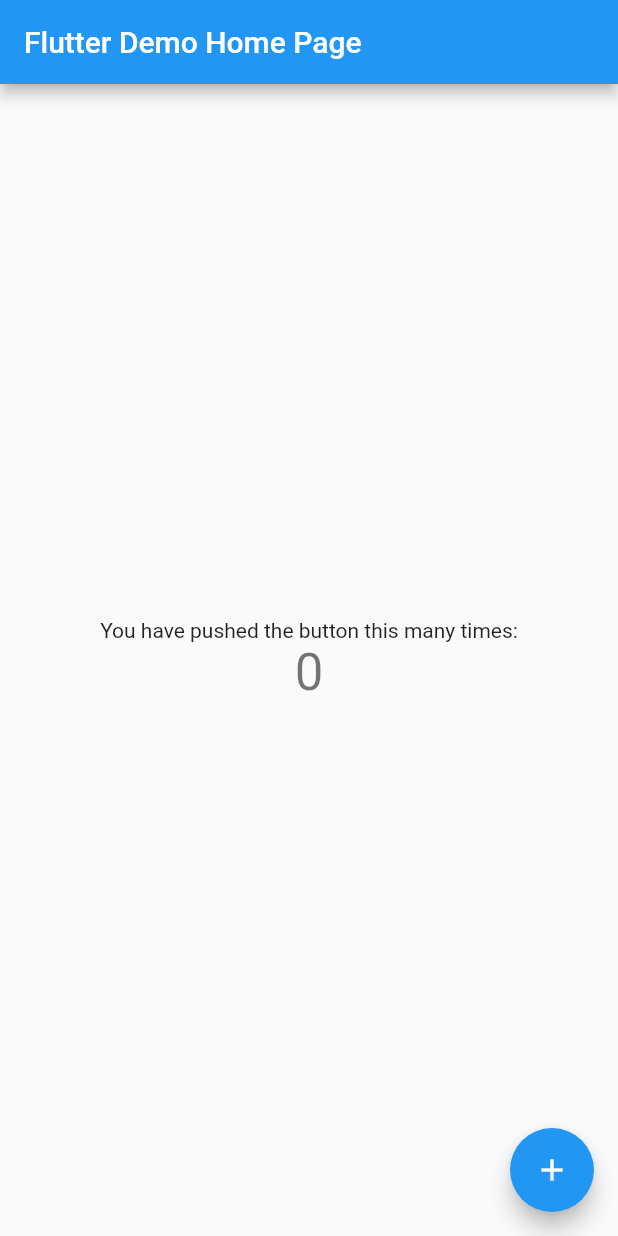
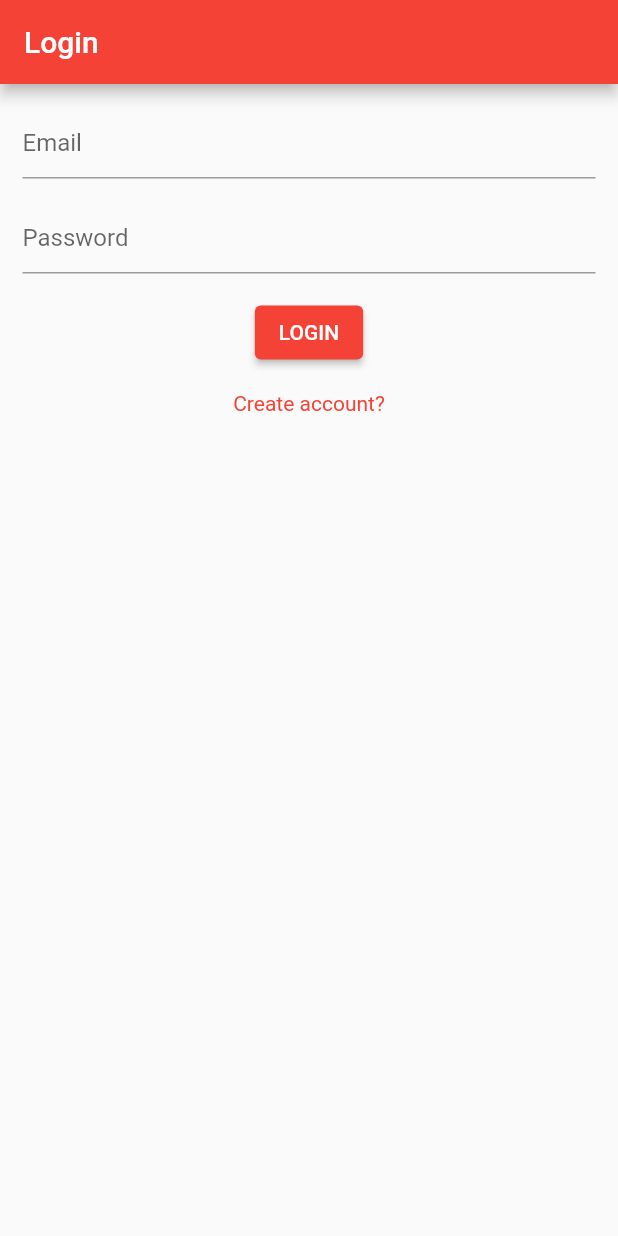
Before and after one commit to Rithik105/chatapp, a Flutter app: the screen it shows after launch, on a phone screen of 412 x 824 dp. Run offline on Flutter 3.47's test engine with Material 2 defaults, Android fonts, the phone set to English and light mode, and no system bars; our stand-ins replace cloud_firestore, firebase_auth, firebase_core, firebase_storage, flutter_bloc, fluttertoast; accounts and stored records are empty.

Commit message:
1st commit

```diff
--- /dev/null
+++ b/lib/Bloc/chat_cubit.dart
@@ -0,0 +1,106 @@
+import 'package:cloud_firestore/cloud_firestore.dart';
+import 'package:firebase_auth/firebase_auth.dart';
+import 'package:firebase_storage/firebase_storage.dart';
+
+import 'package:flutter_bloc/flutter_bloc.dart';
+import 'package:fluttertoast/fluttertoast.dart';
+
+abstract class ChatState {}
+
+class ChatInitialState extends ChatState {}
+
+class ChatErrorState extends ChatState {
+  int code;
+  String error = '';
+  ChatErrorState(this.code) {
+    switch (code) {
+      case 0:
+        Fluttertoast.showToast(msg: "please enter all the details");
+        break;
+      case 1:
+        Fluttertoast.showToast(msg: "password should be atleast 6 characters");
+        break;
+      case 2:
+        Fluttertoast.showToast(msg: "password do not match");
+
+        break;
+      default:
+        error = "";
+    }
+  }
+}
+
+class ChatRegisterState extends ChatState {}
+
+class ChatLoginState extends ChatState {
+  UserCredential user;
+  ChatLoginState({required this.user});
+}
+
+class ChatLogOutState extends ChatState {}
+
+class ChatCubit extends Cubit<ChatState> {
+  ChatCubit() : super(ChatInitialState());
+
+  void register(String email, String password, String cpassword) async {
+    if (email.isEmpty && password.isEmpty) {
+      emit(ChatErrorState(0));
+    } else if (password != cpassword) {
+      emit(ChatErrorState(2));
+    } else {
+      try {
+        await FirebaseAuth.instance
+            .createUserWithEmailAndPassword(email: email, password: password);
+        Fluttertoast.showToast(msg: "Account successfully created");
+        emit(ChatRegisterState());
+      } on FirebaseAuthException catch (e) {
+        Fluttertoast.showToast(msg: e.code);
+      }
+    }
+  }
+
+  void login(String email, String password) async {
+    if (email.isEmpty && password.isEmpty) {
+      emit(ChatErrorState(0));
+    } else {
+      try {
+        await FirebaseAuth.instance
+            .signInWithEmailAndPassword(email: email, password: password)
+            .then((value) {
+          Fluttertoast.showToast(msg: "Login successful");
+          emit(ChatLoginState(user: value));
+        });
+      } on FirebaseAuthException catch (e) {
+        Fluttertoast.showToast(msg: e.code);
+      }
+    }
+  }
+
+  void logout() async {
+    try {
+      await FirebaseAuth.instance.signOut();
+      Fluttertoast.showToast(msg: "Logout successfull");
+      emit(ChatLogOutState());
+    } on FirebaseAuthException catch (e) {
+      Fluttertoast.showToast(msg: e.code);
+    }
+  }
+
+  void fetchData(String email) async {
+    try {
+      print(email);
+      await FirebaseFirestore.instance
+          .collection("Users")
+          .doc(email)
+          .get()
+          .then((value) {
+        print("value =  ${value.get("name")}");
+      });
+    } catch (e) {
+      await FirebaseFirestore.instance
+          .collection("Users")
+          .doc(email)
+          .set({"name": "rithik"});
+    }
+  }
+}
--- /dev/null
+++ b/lib/Screens/create_screen.dart
@@ -0,0 +1,74 @@
+import 'package:chatapp/Bloc/chat_cubit.dart';
+import 'package:chatapp/Widgets/text_field.dart';
+import 'package:flutter/material.dart';
+import 'package:flutter_bloc/flutter_bloc.dart';
+
+class CreateScreen extends StatelessWidget {
+  final TextEditingController _email = TextEditingController();
+  final TextEditingController _password = TextEditingController();
+  final TextEditingController _cpassword = TextEditingController();
+  FocusNode email = FocusNode();
+  FocusNode password = FocusNode();
+  FocusNode cpassword = FocusNode();
+  FocusNode create = FocusNode();
+
+  CreateScreen({super.key});
+
+  @override
+  Widget build(BuildContext context) {
+    return Scaffold(
+      appBar: AppBar(
+        title: Text("Register"),
+        backgroundColor: Colors.red,
+      ),
+      body: Padding(
+        padding: const EdgeInsets.all(15.0),
+        child: SizedBox(
+          height: MediaQuery.of(context).size.height * 0.3,
+          child: Column(
+              mainAxisAlignment: MainAxisAlignment.spaceBetween,
+              children: [
+                CustomTextField(
+                  focusNode: email,
+                  nextNode: password,
+                  controller: _email,
+                  hint: "Email",
+                  obscure: false,
+                ),
+                CustomTextField(
+                    focusNode: password,
+                    nextNode: cpassword,
+                    controller: _password,
+                    hint: "Password",
+                    obscure: true),
+                CustomTextField(
+                    focusNode: cpassword,
+                    nextNode: create,
+                    controller: _cpassword,
+                    hint: "Confirm Password",
+                    obscure: true),
+                BlocListener<ChatCubit, ChatState>(
+                  listener: (context, state) {
+                    if (state is ChatRegisterState) {
+                      Navigator.pop(context);
+                    }
+                  },
+                  child: ElevatedButton(
+                    focusNode: create,
+                    onPressed: () {
+                      BlocProvider.of<ChatCubit>(context).register(
+                          _email.text.trim(),
+                          _password.text.trim(),
+                          _cpassword.text.trim());
+                    },
+                    style:
+                        ElevatedButton.styleFrom(backgroundColor: Colors.red),
+                    child: const Text("Create Account"),
+                  ),
+                ),
+              ]),
+        ),
+      ),
+    );
+  }
+}
--- /dev/null
+++ b/lib/Screens/login_screen.dart
@@ -0,0 +1,86 @@
+import 'package:chatapp/Bloc/chat_cubit.dart';
+import 'package:chatapp/Screens/create_screen.dart';
+import 'package:chatapp/Screens/home_screen.dart';
+
+import 'package:chatapp/Widgets/text_field.dart';
+import 'package:flutter/material.dart';
+import 'package:flutter_bloc/flutter_bloc.dart';
+
+class LoginScreen extends StatelessWidget {
+  final TextEditingController _email = TextEditingController();
+  final TextEditingController _password = TextEditingController();
+  FocusNode email = FocusNode();
+  FocusNode password = FocusNode();
+  FocusNode login = FocusNode();
+
+  LoginScreen({super.key});
+
+  @override
+  Widget build(BuildContext context) {
+    return Scaffold(
+      appBar: AppBar(
+        title: const Text("Login"),
+        backgroundColor: Colors.red,
+      ),
+      body: Padding(
+        padding: const EdgeInsets.all(15.0),
+        child: SizedBox(
+          height: MediaQuery.of(context).size.height * 0.25,
+          child: Column(
+              mainAxisAlignment: MainAxisAlignment.spaceBetween,
+              children: [
+                CustomTextField(
+                    focusNode: email,
+                    nextNode: password,
+                    controller: _email,
+                    hint: "Email",
+                    obscure: false),
+                CustomTextField(
+                    focusNode: password,
+                    nextNode: login,
+                    controller: _password,
+                    hint: "Password",
+                    obscure: true),
+                BlocListener<ChatCubit, ChatState>(
+                  listener: (context, state) {
+                    if (state is ChatLoginState) {
+                      Navigator.popUntil(context, (route) => route.isFirst);
+                      Navigator.pushReplacement(
+                          context,
+                          MaterialPageRoute(
+                              builder: (context) => BlocProvider(
+                                    create: (context) => ChatCubit()
+                                      ..fetchData(state.user.user!.email!),
+                                    child: HomeScreen(),
+                                  )));
+                    }
+                  },
+                  child: ElevatedButton(
+                    onPressed: () {
+                      BlocProvider.of<ChatCubit>(context)
+                          .login(_email.text, _password.text);
+                    },
+                    style:
+                        ElevatedButton.styleFrom(backgroundColor: Colors.red),
+                    child: const Text("LOGIN"),
+                  ),
+                ),
+                InkWell(
+                  child: const Text(
+                    "Create account?",
+                    style: TextStyle(
+                        color: Colors.red, fontWeight: FontWeight.w400),
+                  ),
+                  onTap: () {
+                    Navigator.push(context,
+                        MaterialPageRoute(builder: (context) {
+                      return CreateScreen();
+                    }));
+                  },
+                )
+              ]),
+        ),
+      ),
+    );
+  }
+}
--- /dev/null
+++ b/lib/Widgets/text_field.dart
@@ -0,0 +1,31 @@
+import 'package:flutter/material.dart';
+
+class CustomTextField extends StatelessWidget {
+  TextEditingController controller = TextEditingController();
+  String hint;
+  bool obscure;
+  FocusNode focusNode;
+  FocusNode? nextNode;
+  CustomTextField(
+      {super.key,
+      required this.controller,
+      required this.hint,
+      required this.obscure,
+      required this.focusNode,
+      this.nextNode});
+
+  @override
+  Widget build(BuildContext context) {
+    return TextField(
+        textInputAction: TextInputAction.next,
+        onSubmitted: (value) {
+          focusNode.unfocus();
+
+          FocusScope.of(context).requestFocus(nextNode);
+        },
+        focusNode: focusNode,
+        controller: controller,
+        decoration: InputDecoration(hintText: hint),
+        obscureText: obscure);
+  }
+}
--- a/lib/main.dart
+++ b/lib/main.dart
@@ -1,6 +1,18 @@
+import 'package:chatapp/Screens/create_screen.dart';
+import 'package:chatapp/Screens/home_screen.dart';
+import 'package:chatapp/Screens/login_screen.dart';
+import 'package:chatapp/Bloc/chat_cubit.dart';
+import 'package:chatapp/firebase_options.dart';
+import 'package:firebase_auth/firebase_auth.dart';
+import 'package:firebase_core/firebase_core.dart';
 import 'package:flutter/material.dart';
+import 'package:flutter_bloc/flutter_bloc.dart';
 
-void main() {
+void main() async {
+  WidgetsFlutterBinding.ensureInitialized();
+  await Firebase.initializeApp(
+    options: DefaultFirebaseOptions.currentPlatform,
+  );
   runApp(const MyApp());
 }
 
@@ -10,106 +22,14 @@ class MyApp extends StatelessWidget {
   // This widget is the root of your application.
   @override
   Widget build(BuildContext context) {
-    return MaterialApp(
-      title: 'Flutter Demo',
-      theme: ThemeData(
-        // This is the theme of your application.
-        //
-        // Try running your application with "flutter run". You'll see the
-        // application has a blue toolbar. Then, without quitting the app, try
-        // changing the primarySwatch below to Colors.green and then invoke
-        // "hot reload" (press "r" in the console where you ran "flutter run",
-        // or simply save your changes to "hot reload" in a Flutter IDE).
-        // Notice that the counter didn't reset back to zero; the application
-        // is not restarted.
-        primarySwatch: Colors.blue,
+    return BlocProvider(
+      create: (context) => ChatCubit(),
+      child: MaterialApp(
+        debugShowCheckedModeBanner: false,
+        home: (FirebaseAuth.instance.currentUser != null)
+            ? const HomeScreen()
+            : LoginScreen(),
       ),
-      home: const MyHomePage(title: 'Flutter Demo Home Page'),
     );
   }
 }
-
-class MyHomePage extends StatefulWidget {
-  const MyHomePage({super.key, required this.title});
-
-  // This widget is the home page of your application. It is stateful, meaning
-  // that it has a State object (defined below) that contains fields that affect
-  // how it looks.
-
-  // This class is the configuration for the state. It holds the values (in this
-  // case the title) provided by the parent (in this case the App widget) and
-  // used by the build method of the State. Fields in a Widget subclass are
-  // always marked "final".
-
-  final String title;
-
-  @override
-  State<MyHomePage> createState() => _MyHomePageState();
-}
-
-class _MyHomePageState extends State<MyHomePage> {
-  int _counter = 0;
-
-  void _incrementCounter() {
-    setState(() {
-      // This call to setState tells the Flutter framework that something has
-      // changed in this State, which causes it to rerun the build method below
-      // so that the display can reflect the updated values. If we changed
-      // _counter without calling setState(), then the build method would not be
-      // called again, and so nothing would appear to happen.
-      _counter++;
-    });
-  }
-
-  @override
-  Widget build(BuildContext context) {
-    // This method is rerun every time setState is called, for instance as done
-    // by the _incrementCounter method above.
-    //
-    // The Flutter framework has been optimized to make rerunning build methods
-    // fast, so that you can just rebuild anything that needs updating rather
-    // than having to individually change instances of widgets.
-    return Scaffold(
-      appBar: AppBar(
-        // Here we take the value from the MyHomePage object that was created by
-        // the App.build method, and use it to set our appbar title.
-        title: Text(widget.title),
-      ),
-      body: Center(
-        // Center is a layout widget. It takes a single child and positions it
-        // in the middle of the parent.
-        child: Column(
-          // Column is also a layout widget. It takes a list of children and
-          // arranges them vertically. By default, it sizes itself to fit its
-          // children horizontally, and tries to be as tall as its parent.
-          //
-          // Invoke "debug painting" (press "p" in the console, choose the
-          // "Toggle Debug Paint" action from the Flutter Inspector in Android
-          // Studio, or the "Toggle Debug Paint" command in Visual Studio Code)
-          // to see the wireframe for each widget.
-          //
-          // Column has various properties to control how it sizes itself and
-          // how it positions its children. Here we use mainAxisAlignment to
-          // center the children vertically; the main axis here is the vertical
-          // axis because Columns are vertical (the cross axis would be
-          // horizontal).
-          mainAxisAlignment: MainAxisAlignment.center,
-          children: <Widget>[
-            const Text(
-              'You have pushed the button this many times:',
-            ),
-            Text(
-              '$_counter',
-              style: Theme.of(context).textTheme.headlineMedium,
-            ),
-          ],
-        ),
-      ),
-      floatingActionButton: FloatingActionButton(
-        onPressed: _incrementCounter,
-        tooltip: 'Increment',
-        child: const Icon(Icons.add),
-      ), // This trailing comma makes auto-formatting nicer for build methods.
-    );
-  }
-}
--- a/pubspec.yaml
+++ b/pubspec.yaml
@@ -36,6 +36,12 @@ dependencies:
   # The following adds the Cupertino Icons font to your application.
   # Use with the CupertinoIcons class for iOS style icons.
   cupertino_icons: ^1.0.2
+  firebase_core: ^2.3.0
+  flutter_bloc: ^8.1.1
+  firebase_auth: ^4.1.5
+  fluttertoast: ^8.1.1
+  firebase_storage: ^11.0.6
+  cloud_firestore: ^4.1.0
 
 dev_dependencies:
   flutter_test:
```
Also changed, not shown: lib/Screens/home_screen.dart (added, +37 -0 lines), lib/firebase_options.dart (added), pubspec.lock, 7 other files.
